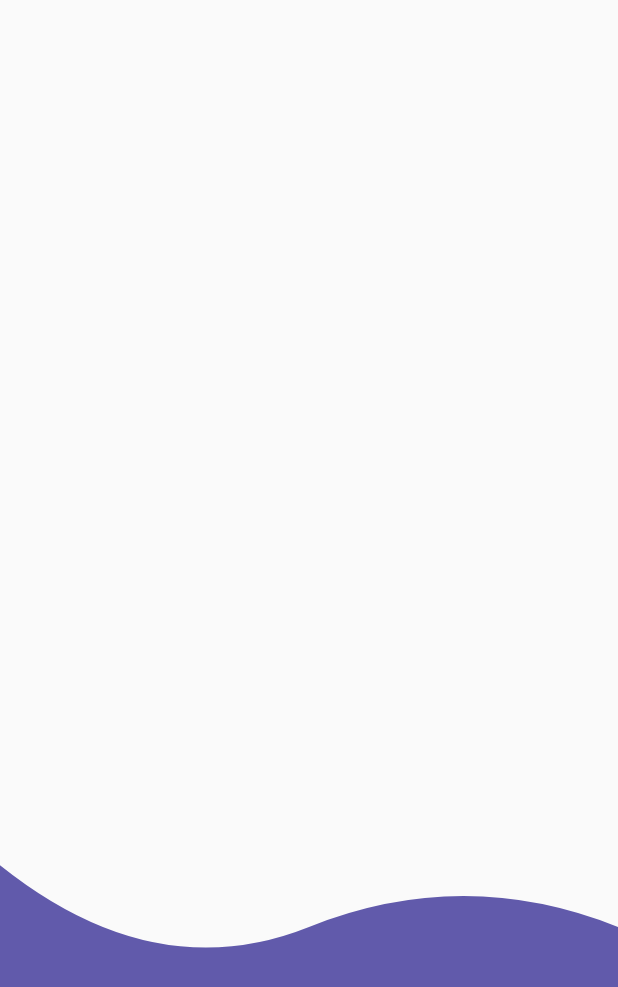
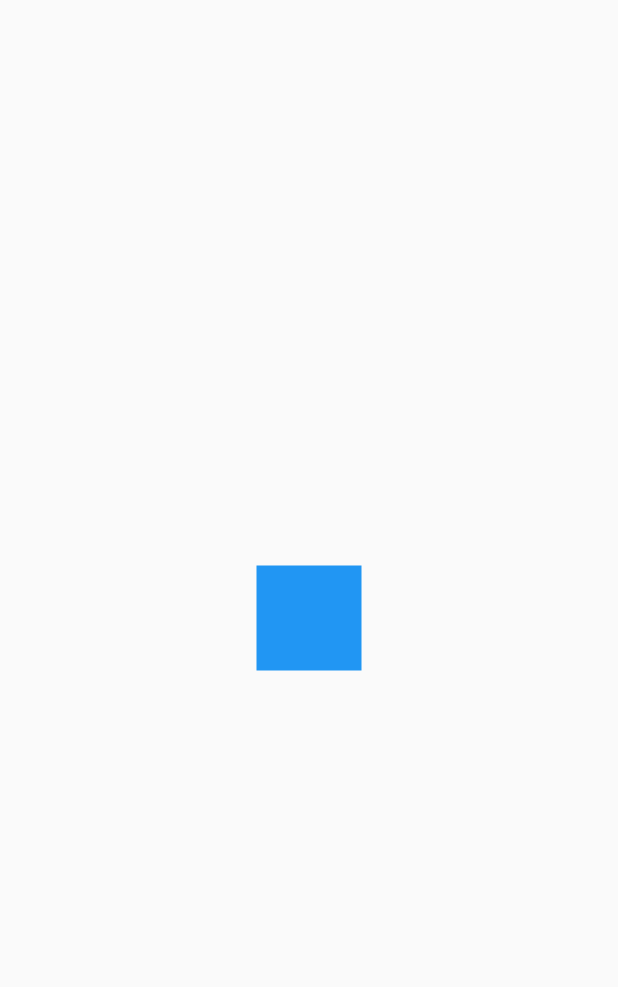
Before and after one commit to saulrmzlpz/disenos_app, a Flutter app: the screen it shows after launch, on a phone screen of 412 x 824 dp. Shown: the top 987 px of the screen. Run offline on Flutter 3.47's test engine with Material 2 defaults, Android fonts, the phone set to English and light mode, and no system bars.

Commit message:
Fin sección 3

```diff
--- a/lib/main.dart
+++ b/lib/main.dart
@@ -1,4 +1,6 @@
-import 'package:disenos_app/src/pages/headers_page.dart';
+import 'package:disenos_app/src/challenges/animated_square_screen.dart';
+import 'package:disenos_app/src/pages/anims_screen.dart';
+import 'package:disenos_app/src/pages/headers_screen.dart';
 import 'package:flutter/material.dart';
 
 void main() {
@@ -21,7 +23,7 @@ class MyApp extends StatelessWidget {
         // closer together (more dense) than on mobile platforms.
         //visualDensity: VisualDensity.adaptivePlatformDensity,
       ),
-      home: const HeadersPage(),
+      home: const AnimatedSquareScreen(),
     );
   }
 }
--- /dev/null
+++ b/lib/src/challenges/animated_square_screen.dart
@@ -0,0 +1,99 @@
+import 'package:flutter/material.dart';
+
+class AnimatedSquareScreen extends StatelessWidget {
+  const AnimatedSquareScreen({Key? key}) : super(key: key);
+
+  @override
+  Widget build(BuildContext context) {
+    return Scaffold(
+      body: Center(
+        child: _AnimatedSquare(),
+      ),
+    );
+  }
+}
+
+class _AnimatedSquare extends StatefulWidget {
+  const _AnimatedSquare({
+    Key? key,
+  }) : super(key: key);
+
+  @override
+  State<_AnimatedSquare> createState() => _AnimatedSquareState();
+}
+
+class _AnimatedSquareState extends State<_AnimatedSquare>
+    with SingleTickerProviderStateMixin {
+  AnimationController? controller;
+  // Animations
+  Animation<double>? moveSquareRight;
+  Animation<double>? moveSquareLeft;
+  Animation<double>? moveSquareUp;
+  Animation<double>? moveSquareDown;
+
+  @override
+  void initState() {
+    controller = AnimationController(
+        vsync: this, duration: Duration(milliseconds: 4000));
+
+    moveSquareRight = Tween(begin: 0.0, end: 100.0).animate(CurvedAnimation(
+        parent: controller!,
+        curve: Interval(0.0, 0.25, curve: Curves.bounceOut)));
+
+    moveSquareUp = Tween(begin: 0.0, end: 100.0).animate(CurvedAnimation(
+        parent: controller!,
+        curve: Interval(0.25, 0.50, curve: Curves.bounceOut)));
+    moveSquareLeft = Tween(begin: 0.0, end: 100.0).animate(CurvedAnimation(
+        parent: controller!,
+        curve: Interval(0.50, 0.75, curve: Curves.bounceOut)));
+    moveSquareDown = Tween(begin: 0.0, end: 100.0).animate(CurvedAnimation(
+        parent: controller!,
+        curve: Interval(0.75, 1.0, curve: Curves.bounceOut)));
+
+    controller!.addListener(() {
+      print(controller!.status);
+      if (controller!.status == AnimationStatus.completed) {
+        // controller!.reverse();
+        controller!.reset();
+        // controller!.repeat();
+      }
+      //  else if (controller!.status == AnimationStatus.dismissed) {
+      //   controller!.forward();
+      // }
+    });
+    super.initState();
+  }
+
+  @override
+  Widget build(BuildContext context) {
+    controller!.forward();
+    return AnimatedBuilder(
+      animation: controller!,
+      child: _Rectangulo(),
+      builder: (BuildContext context, Widget? child) {
+        return Transform.translate(
+          offset: Offset(moveSquareRight!.value - moveSquareLeft!.value,
+              moveSquareDown!.value - moveSquareUp!.value),
+          child: child,
+        );
+      },
+    );
+  }
+
+  @override
+  void dispose() {
+    controller?.dispose();
+    super.dispose();
+  }
+}
+
+class _Rectangulo extends StatelessWidget {
+  @override
+  Widget build(BuildContext context) {
+    return Container(
+      width: 70,
+      height: 70,
+      decoration: BoxDecoration(color: Colors.blue),
+    );
+  }
+}
--- a/lib/src/pages/headers_page.dart
+++ b/lib/src/pages/headers_screen.dart
@@ -1,8 +1,8 @@
 import 'package:disenos_app/src/widgets/headers.dart';
 import 'package:flutter/material.dart';
 
-class HeadersPage extends StatelessWidget {
-  const HeadersPage({Key? key}) : super(key: key);
+class HeadersScreen extends StatelessWidget {
+  const HeadersScreen({Key? key}) : super(key: key);
 
   @override
   Widget build(BuildContext context) {
```
Also changed, not shown: lib/src/pages/anims_screen.dart (added, +112 -0 lines).
